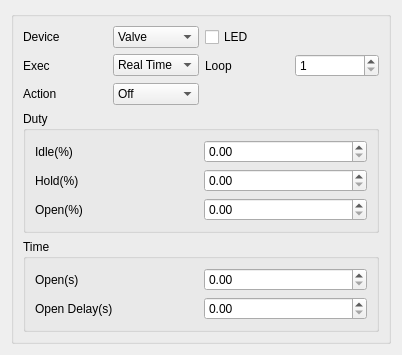
ww4u/megarobostudio, file source/wnd/ui/mrvvertical.ui: the form before one commit.
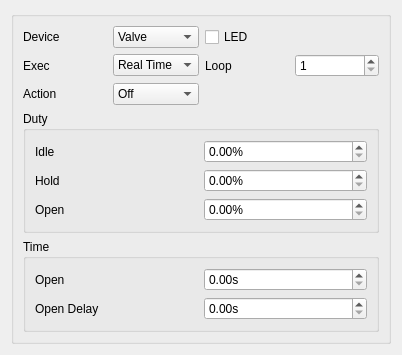
The form after the commit.

Diff of the .ui file:
```diff
--- a/source/wnd/ui/mrvvertical.ui
+++ b/source/wnd/ui/mrvvertical.ui
@@ -126,12 +126,15 @@
          <item row="1" column="0">
           <widget class="QLabel" name="label_5">
            <property name="text">
-            <string>Hold(%)</string>
+            <string>Hold</string>
            </property>
           </widget>
          </item>
          <item row="0" column="1">
           <widget class="QDoubleSpinBox" name="spinIdleDuty">
+           <property name="suffix">
+            <string>%</string>
+           </property>
            <property name="maximum">
             <double>100.000000000000000</double>
            </property>
@@ -140,19 +143,22 @@
          <item row="0" column="0">
           <widget class="QLabel" name="label_3">
            <property name="text">
-            <string>Idle(%)</string>
+            <string>Idle</string>
            </property>
           </widget>
          </item>
          <item row="2" column="0">
           <widget class="QLabel" name="label_6">
            <property name="text">
-            <string>Open(%)</string>
+            <string>Open</string>
            </property>
           </widget>
          </item>
          <item row="1" column="1">
           <widget class="QDoubleSpinBox" name="spinHoldDuty">
+           <property name="suffix">
+            <string>%</string>
+           </property>
            <property name="maximum">
             <double>100.000000000000000</double>
            </property>
@@ -160,6 +166,9 @@
          </item>
          <item row="2" column="1">
           <widget class="QDoubleSpinBox" name="spinOpenDuty">
+           <property name="suffix">
+            <string>%</string>
+           </property>
            <property name="maximum">
             <double>100.000000000000000</double>
            </property>
@@ -177,22 +186,30 @@
          <item row="1" column="0">
           <widget class="QLabel" name="label_4">
            <property name="text">
-            <string>Open(s)</string>
+            <string>Open</string>
            </property>
           </widget>
          </item>
          <item row="2" column="0">
           <widget class="QLabel" name="label_8">
            <property name="text">
-            <string>Open Delay(s)</string>
+            <string>Open Delay</string>
            </property>
           </widget>
          </item>
          <item row="1" column="1">
-          <widget class="QDoubleSpinBox" name="spinOpenTime"/>
+          <widget class="QDoubleSpinBox" name="spinOpenTime">
+           <property name="suffix">
+            <string>s</string>
+           </property>
+          </widget>
          </item>
          <item row="2" column="1">
-          <widget class="QDoubleSpinBox" name="spinDelayTime"/>
+          <widget class="QDoubleSpinBox" name="spinDelayTime">
+           <property name="suffix">
+            <string>s</string>
+           </property>
+          </widget>
          </item>
         </layout>
        </widget>
```
